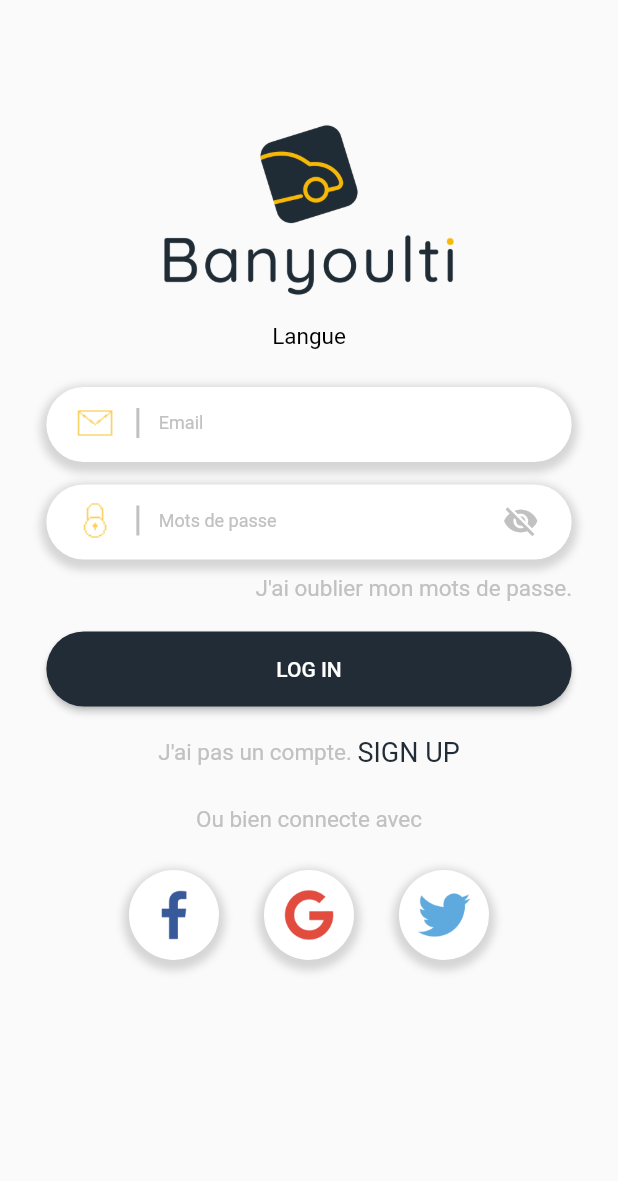
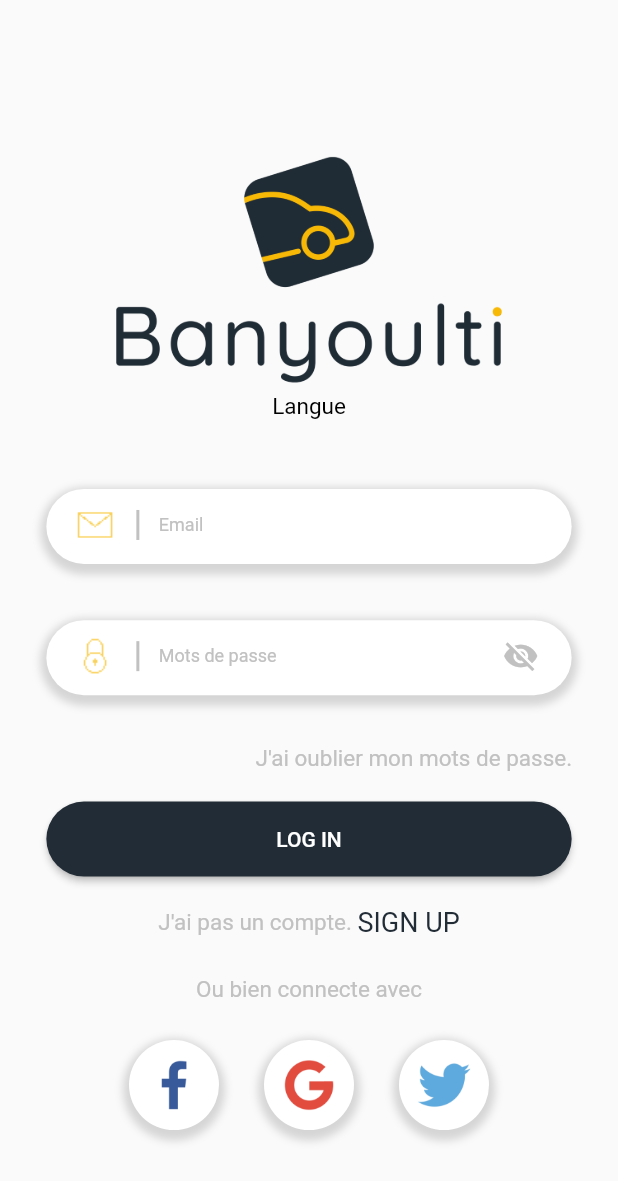
Before and after one commit to sudarshansingh046/banyoulti, a Flutter app: the LoginScreen screen opened directly, on a phone screen of 412 x 824 dp. Shown: the top 1181 px of the screen. Run offline on Flutter 3.47's test engine with Material 2 defaults, Android fonts, the light colour scheme and no system bars; our stand-ins replace get, hooks_riverpod; missing offline and left inert: flutter_onboard; statements that could not run were skipped.

Commit message:
git hub is done

```diff
--- a/lib/auth/login_screen.dart
+++ b/lib/auth/login_screen.dart
@@ -26,11 +26,11 @@ class _LoginScreenState extends State<LoginScreen> {
           margin: const EdgeInsets.symmetric(horizontal: 10, vertical: 15),
           child: Column(
             children: [
-              const SizedBox(height: 50),
+              SizedBox(height: MediaQuery.of(context).size.height / 10),
               Center(
                 child: Container(
-                  height: 150,
-                  width: Get.width * 0.5,
+                  height: MediaQuery.of(context).size.height / 5,
+                  width: MediaQuery.of(context).size.width / 1.5,
                   decoration: const BoxDecoration(
                     image: DecorationImage(
                       image: AssetImage("images/Logo2.png"),
@@ -46,10 +46,14 @@ class _LoginScreenState extends State<LoginScreen> {
                   color: kblack,
                 ),
               ),
-              const SizedBox(height: 25),
+              SizedBox(
+                height: MediaQuery.of(context).size.height / 18,
+              ),
               customTextField(
                   'images/auth/Email.png', 'Email', emailController),
-              const SizedBox(height: 15),
+              SizedBox(
+                height: MediaQuery.of(context).size.height / 22,
+              ),
               customTextField(
                 'images/auth/Password.png',
                 'Mots de passe',
@@ -62,7 +66,9 @@ class _LoginScreenState extends State<LoginScreen> {
                   });
                 },
               ),
-              const SizedBox(height: 10),
+              SizedBox(
+                height: MediaQuery.of(context).size.height / 25,
+              ),
               Align(
                 alignment: Alignment.centerRight,
                 child: Padding(
```
